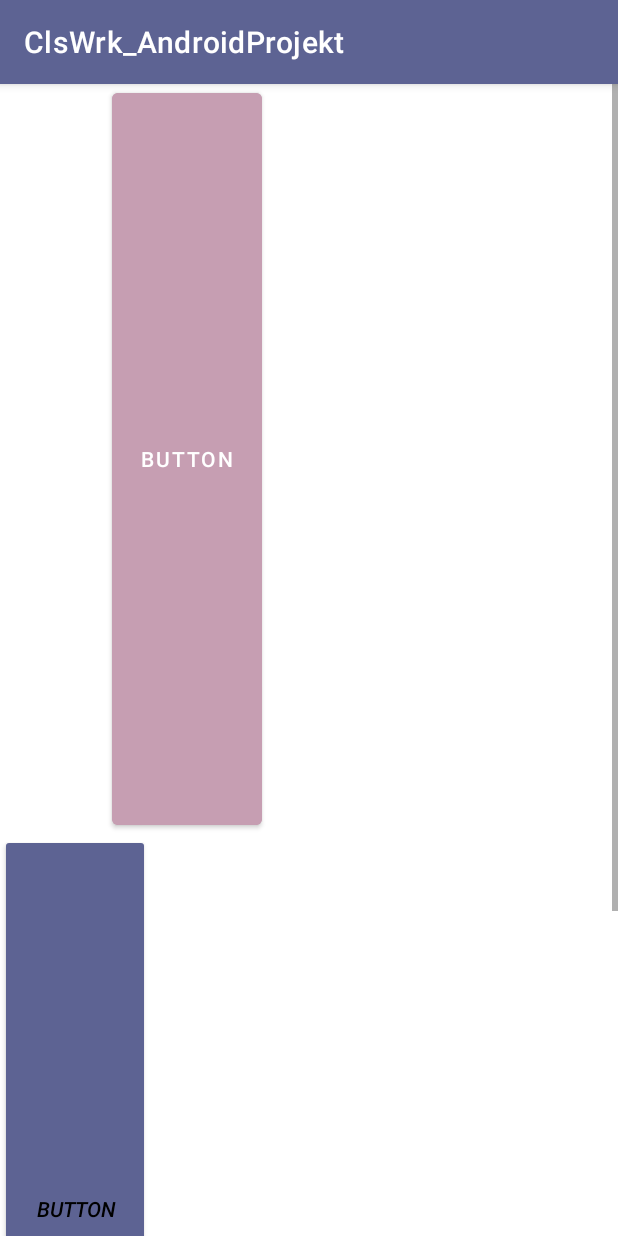
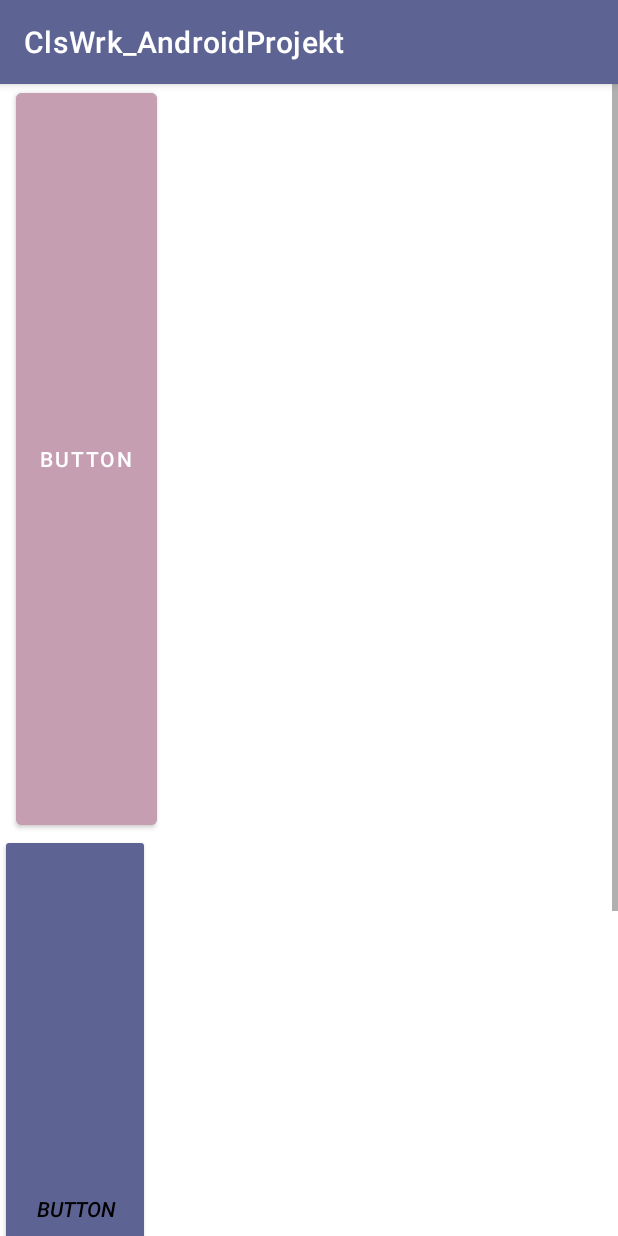
Before and after one commit to Svetttllana/ClsWrk_AndtoidProjkt, an Android app: the KotlinActivity screen opened directly, with no data from a screen before it, on a phone screen of 412 x 824 dp. Run offline under Robolectric (Android 15) with nearby library versions, the phone set to English and light mode, and no system bars.

```diff
--- a/app/src/main/res/layout/activity_kotlin.xml
+++ b/app/src/main/res/layout/activity_kotlin.xml
@@ -12,13 +12,15 @@
         android:layout_width="wrap_content"
         android:orientation="vertical"
         android:layout_height="wrap_content">
+
         <Button
             android:id="@+id/btn"
-        android:layout_width="100dp"
+            android:layout_width="wrap_content"
             android:layout_height="500dp"
+            android:layout_gravity="center"
+            android:backgroundTint="@color/ros"
+            android:layout_marginEnd="110dp"
             android:text="Button"
-        android:backgroundTint= "#C69EB2"
-        android:layout_gravity="center"
             app:layout_constraintBottom_toBottomOf="parent"
             app:layout_constraintEnd_toEndOf="parent"
             app:layout_constraintStart_toStartOf="parent"
@@ -37,7 +39,7 @@
 
 
         <androidx.cardview.widget.CardView
-            android:layout_width="150dp"
+            android:layout_width="235dp"
             android:layout_height="70dp"
             android:layout_gravity="center"
             android:layout_marginStart="100dp"
@@ -46,8 +48,9 @@
 
 
             <TextView
-                android:layout_width="wrap_content"
+                android:layout_width="159dp"
                 android:layout_height="wrap_content"
+                android:layout_marginStart="20dp"
                 android:text="The screen is finished!" />
         </androidx.cardview.widget.CardView>
 
--- a/app/src/main/res/values/colors.xml
+++ b/app/src/main/res/values/colors.xml
@@ -7,4 +7,5 @@
     <color name="teal_700">#FF018786</color>
     <color name="black">#FF000000</color>
     <color name="white">#FFFFFFFF</color>
+    <color name="ros">#C69EB2</color>
 </resources>
```
Lines whose indentation alone changed are shown as unchanged.
